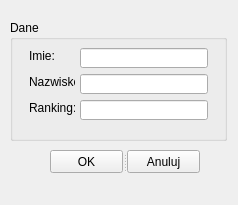
Above: UI/dialog_add_player.ui from lasicol/ChessLadder before the change. Below: the same form after it.
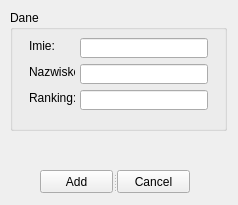
That is the form after the change.

What changed in the file:
```diff
--- a/UI/dialog_add_player.ui
+++ b/UI/dialog_add_player.ui
@@ -32,7 +32,7 @@
    <property name="geometry">
     <rect>
      <x>10</x>
-     <y>20</y>
+     <y>10</y>
      <width>217</width>
      <height>121</height>
     </rect>
@@ -113,8 +113,8 @@
   <widget class="QSplitter" name="splitter">
    <property name="geometry">
     <rect>
-     <x>50</x>
-     <y>150</y>
+     <x>40</x>
+     <y>170</y>
      <width>150</width>
      <height>23</height>
     </rect>
@@ -122,16 +122,34 @@
    <property name="orientation">
     <enum>Qt::Horizontal</enum>
    </property>
+   <widget class="QPushButton" name="btnAdd">
+    <property name="text">
+     <string>Add</string>
+    </property>
+   </widget>
    <widget class="QPushButton" name="btnOK">
     <property name="text">
-     <string>OK</string>
+     <string>Cancel</string>
     </property>
    </widget>
-   <widget class="QPushButton" name="btnCancel">
-    <property name="text">
-     <string>Anuluj</string>
-    </property>
-   </widget>
+  </widget>
+  <widget class="QLabel" name="label_status">
+   <property name="geometry">
+    <rect>
+     <x>20</x>
+     <y>140</y>
+     <width>201</width>
+     <height>21</height>
+    </rect>
+   </property>
+   <property name="font">
+    <font>
+     <pointsize>12</pointsize>
+    </font>
+   </property>
+   <property name="text">
+    <string/>
+   </property>
   </widget>
  </widget>
  <resources/>
```
